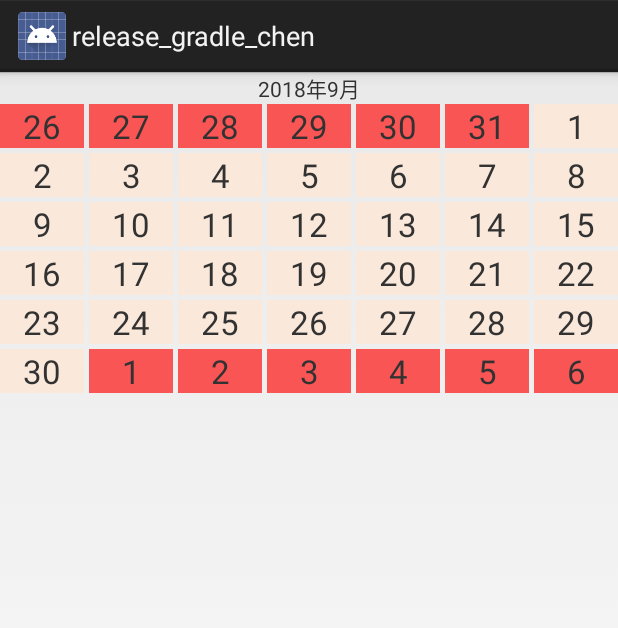
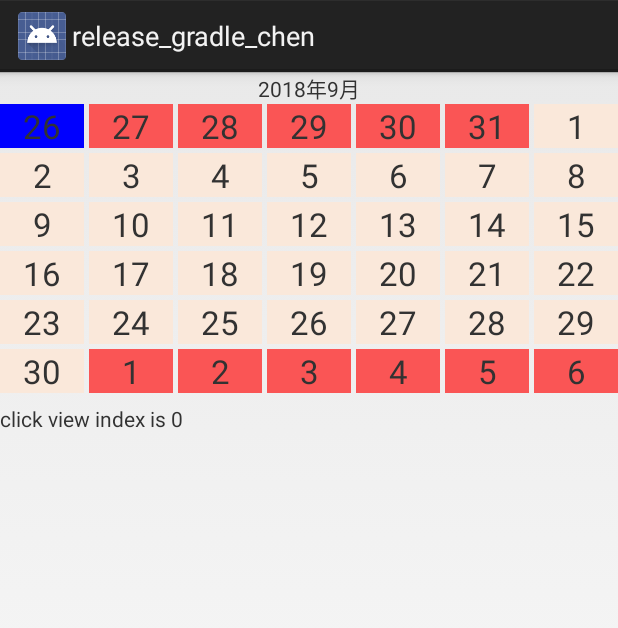
Before and after one commit to Chen1989/study0428, an Android app: the screen it shows after launch (CalenderActivity), after a tap on "26", on a phone screen of 412 x 824 dp. Shown: the top 628 px of the screen. Run offline under Robolectric (Android 15) with nearby library versions, the phone set to English and light mode, and no system bars.

Commit message:
**日历** 1.Mod 日历点击处理，点击上个月或者下个月未处理

```diff
--- a/app/src/main/java/com/cp/chengradle/calendar/CalendarPagerAdapter.java
+++ b/app/src/main/java/com/cp/chengradle/calendar/CalendarPagerAdapter.java
@@ -1,10 +1,13 @@
 package com.cp.chengradle.calendar;
 
 import android.content.Context;
+import android.graphics.Color;
 import android.support.v4.view.PagerAdapter;
 import android.util.Log;
 import android.view.View;
 import android.view.ViewGroup;
+import android.view.animation.Animation;
+import android.view.animation.ScaleAnimation;
 import android.widget.AdapterView;
 import android.widget.GridView;
 import android.widget.TextView;
@@ -25,11 +28,13 @@ public class CalendarPagerAdapter extends PagerAdapter {
     private Calendar mCalendar;
     private List<String> mData;
     private int mCount;
+    private ClickDelegate mDelegate;
 
-    CalendarPagerAdapter(Context context, int count) {
+    CalendarPagerAdapter(Context context, int count, ClickDelegate delegate) {
         mContext = context;
         List<String> list = new ArrayList<>();
         mCount = count;
+        mDelegate = delegate;
     }
 
     @Override
@@ -57,10 +62,18 @@ public class CalendarPagerAdapter extends PagerAdapter {
             @Override
             public void onItemClick(AdapterView<?> parent, View view, int position, long id) {
                 Log.i("ChenSdk", "position = " + position);
+                int childCount = parent.getChildCount();
+                for (int i = 0; i < childCount; i++) {
+                    if(((ChenGridViewAdapter.ChenHolder)parent.getChildAt(i).getTag()).index == 0) {
+                        parent.getChildAt(i).setBackgroundColor(Color.parseColor("#FA5555"));
+                    } else {
+                        parent.getChildAt(i).setBackgroundColor(Color.parseColor("#FAE8DA"));
+                    }
+                }
+                view.setBackgroundColor(Color.parseColor("#0000FF"));
+                mDelegate.click(view, position);
             }
         });
-        TextView textView = view.findViewById(R.id.calendar_detail);
-        textView.startAnimation(null);
         container.addView(view);
         return view;
     }
@@ -70,4 +83,8 @@ public class CalendarPagerAdapter extends PagerAdapter {
 //        super.destroyItem(container, position, object);
         container.removeView((View)object);
     }
+
+    public interface ClickDelegate {
+        void click(View view, int index);
+    }
 }
--- a/app/src/main/java/com/cp/chengradle/calendar/CalenderActivity.java
+++ b/app/src/main/java/com/cp/chengradle/calendar/CalenderActivity.java
@@ -5,6 +5,9 @@ import android.os.Bundle;
 import android.support.annotation.Nullable;
 import android.support.v4.view.ViewPager;
 import android.util.Log;
+import android.view.View;
+import android.view.animation.Animation;
+import android.view.animation.ScaleAnimation;
 import android.widget.TextView;
 
 import com.cp.chengradle.R;
@@ -21,6 +24,7 @@ public class CalenderActivity extends Activity {
 
     private ViewPager viewPager;
     private TextView monthView;
+    private TextView detailTextView;
 
     @Override
     protected void onCreate(@Nullable Bundle savedInstanceState) {
@@ -28,16 +32,21 @@ public class CalenderActivity extends Activity {
         setContentView(R.layout.activity_calendar_main);
         viewPager = findViewById(R.id.calendar_viewpager);
         monthView = findViewById(R.id.calendar_title);
-        List<String> list = new ArrayList<>();
-        for (int i = 0; i < 300; i++) {
-            list.add("你好" + i);
-        }
+        detailTextView = findViewById(R.id.calendar_detail);
+        Animation animation = new ScaleAnimation(0, 0, 0, 200);
+        detailTextView.startAnimation(animation);
+
 
         int year = Calendar.getInstance().get(Calendar.YEAR);
         int month = Calendar.getInstance().get(Calendar.MONTH);
         int count = year * 12 + month;
         monthView.setText(year + "年" + (month + 1) + "月");
-        CalendarPagerAdapter adapter = new CalendarPagerAdapter(this, count);
+        CalendarPagerAdapter adapter = new CalendarPagerAdapter(this, count, new CalendarPagerAdapter.ClickDelegate() {
+            @Override
+            public void click(View view, int index) {
+                detailTextView.setText("click view index is " + index);
+            }
+        });
         viewPager.setAdapter(adapter);
         viewPager.setCurrentItem(count - 1);
         viewPager.setPageMargin(15);
--- a/app/src/main/java/com/cp/chengradle/calendar/ChenGridViewAdapter.java
+++ b/app/src/main/java/com/cp/chengradle/calendar/ChenGridViewAdapter.java
@@ -74,18 +74,26 @@ public class ChenGridViewAdapter extends BaseAdapter {
             mCalendar.set(Calendar.YEAR, currentYear);
             holder.tx.setText("" + text);
             convertView.setBackgroundColor(Color.parseColor("#FA5555"));
+            ((ChenHolder)convertView.getTag()).index = 0;
         } else if (position + 1 - firstDay >= mCalendar.getActualMaximum(Calendar.DAY_OF_MONTH)){
             holder.tx.setText("" + (position + 2 - firstDay - mCalendar.getActualMaximum(Calendar.DAY_OF_MONTH)));
             convertView.setBackgroundColor(Color.parseColor("#FA5555"));
+            ((ChenHolder)convertView.getTag()).index = 0;
         } else {
             holder.tx.setText("" + (position + 2 - firstDay));
             convertView.setBackgroundColor(Color.parseColor("#FAE8DA"));
+            ((ChenHolder)convertView.getTag()).index = 1;
         }
 
         return convertView;
     }
 
-    private class ChenHolder {
+    public void clickIndexView() {
+
+    }
+
+    public class ChenHolder {
         public TextView tx;
+        public int index;
     }
 }
--- a/app/src/main/res/layout/activity_calendar_main.xml
+++ b/app/src/main/res/layout/activity_calendar_main.xml
@@ -1,6 +1,7 @@
 <?xml version="1.0" encoding="utf-8"?>
 <RelativeLayout xmlns:android="http://schemas.android.com/apk/res/android"
-    android:layout_width="match_parent" android:layout_height="match_parent">
+    android:layout_width="match_parent"
+    android:layout_height="match_parent">
 
     <TextView
         android:id="@+id/calendar_title"
@@ -13,8 +14,15 @@
         android:background="#00000000"
         android:layout_below="@id/calendar_title"
         android:layout_width="match_parent"
-        android:layout_height="match_parent">
+        android:layout_height="200dp">
 
     </android.support.v4.view.ViewPager>
 
+    <TextView
+        android:id="@+id/calendar_detail"
+        android:text="hello"
+        android:layout_below="@id/calendar_viewpager"
+        android:layout_width="match_parent"
+        android:layout_height="100dp" />
+
 </RelativeLayout>
--- a/app/src/main/res/layout/calendar_gridview.xml
+++ b/app/src/main/res/layout/calendar_gridview.xml
@@ -3,19 +3,15 @@
     xmlns:android="http://schemas.android.com/apk/res/android"
     android:background="#00000000"
     android:layout_width="match_parent"
-    android:layout_height="match_parent">
+    android:layout_height="wrap_content">
 
     <GridView
         android:id="@+id/calendar_grid_view"
         android:background="#00000000"
         android:layout_width="match_parent"
-        android:layout_height="200dp">
+        android:layout_height="wrap_content">
 
     </GridView>
-    <TextView
-        android:id="@+id/calendar_detail"
-        android:layout_below="@id/calendar_grid_view"
-        android:layout_width="match_parent"
-        android:layout_height="200dp" />
+
 
 </RelativeLayout>
```
